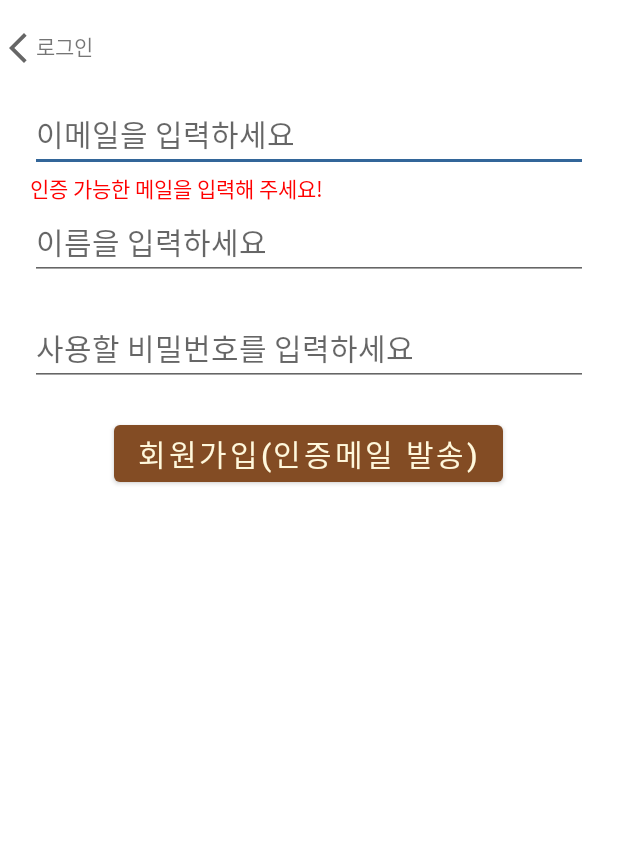
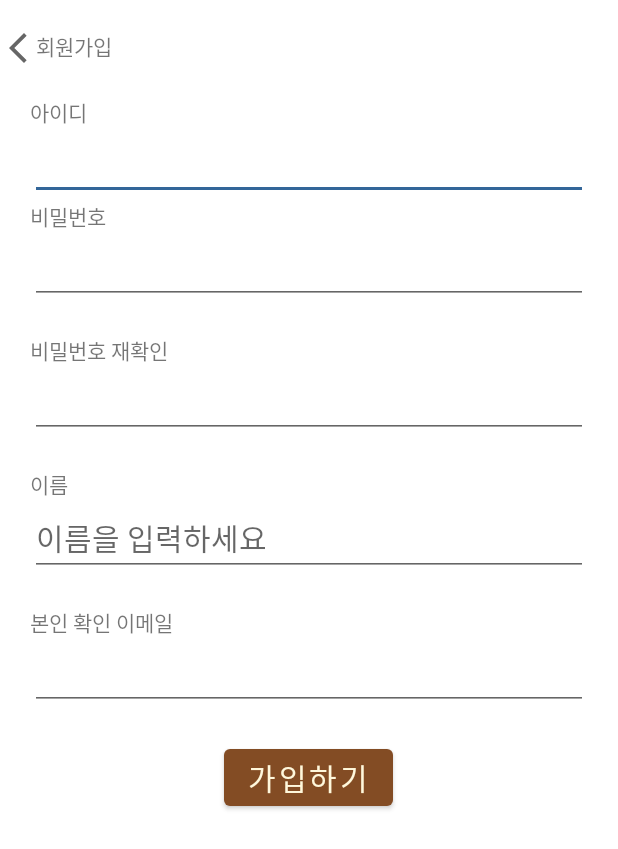
Before and after one commit to S2-2/DIY-Equipment-Application, an Android app: the SignupActivity screen opened directly, with no data from a screen before it, on a phone screen of 412 x 824 dp. Shown: the top 849 px of the screen. Run offline under Robolectric (Android 15) with nearby library versions, the phone set to English and light mode, and no system bars; our stand-ins replace Firebase (no records; nobody signed in at launch, a user with empty details on screens opened directly).

Commit message:
login, signup(xml)

```diff
--- a/app/src/main/res/layout/activity_login.xml
+++ b/app/src/main/res/layout/activity_login.xml
@@ -15,7 +15,7 @@
         android:padding="24dp"
         android:gravity="center"
         android:textSize="28dp"
-        android:text="로고\nor\n메인멘트" />
+        android:text="로고\nor\n메인멘트\n(나중에 이미지로 대체할 예정)" />
 
     <LinearLayout
         android:layout_width="match_parent"
@@ -25,7 +25,7 @@
             android:id="@+id/et_email"
             android:layout_width="match_parent"
             android:layout_height="wrap_content"
-            android:hint="이메일을 입력하세요"
+            android:hint="아이디를 입력하세요"
             android:inputType="textEmailAddress" />
     </LinearLayout>
 
--- a/app/src/main/res/layout/activity_signup.xml
+++ b/app/src/main/res/layout/activity_signup.xml
@@ -22,7 +22,7 @@
             android:layout_width="wrap_content"
             android:layout_height="wrap_content"
             android:layout_weight="1"
-            android:text="로그인" />
+            android:text="회원가입" />
     </LinearLayout>
 
 
@@ -32,47 +32,87 @@
         android:orientation="vertical"
         android:padding="20dp">
 
+        <TextView
+            android:id="@+id/textView11"
+            android:layout_width="match_parent"
+            android:layout_height="wrap_content"
+            android:text="아이디" />
+
         <EditText
             android:id="@+id/et_signupEmail"
             android:layout_width="match_parent"
             android:layout_height="wrap_content"
-            android:hint="이메일을 입력하세요"
+            android:hint=""
             android:inputType="textEmailAddress"
             android:textSize="20dp" />
+
         <TextView
-            android:id="@+id/textView8"
+            android:id="@+id/textView11"
             android:layout_width="match_parent"
             android:layout_height="wrap_content"
-            android:textColor="#FF0000"
-            android:text="인증 가능한 메일을 입력해 주세요!" />
+            android:text="비밀번호" />
+
+        <EditText
+            android:id="@+id/et_signupPwd"
+            android:layout_width="match_parent"
+            android:layout_height="wrap_content"
+            android:layout_marginBottom="20dp"
+            android:hint=""
+            android:inputType="textPassword"
+            android:textSize="20dp" />
+
+        <TextView
+            android:id="@+id/textView11"
+            android:layout_width="match_parent"
+            android:layout_height="wrap_content"
+            android:text="비밀번호 재확인" />
+
+        <EditText
+            android:id="@+id/et_signupPwd"
+            android:layout_width="match_parent"
+            android:layout_height="wrap_content"
+            android:layout_marginBottom="20dp"
+            android:hint=""
+            android:inputType="textPassword"
+            android:textSize="20dp" />
+
+        <TextView
+            android:id="@+id/textView11"
+            android:layout_width="match_parent"
+            android:layout_height="wrap_content"
+            android:text="이름" />
 
         <EditText
             android:id="@+id/et_signupName"
             android:layout_width="match_parent"
             android:layout_height="wrap_content"
+            android:layout_marginBottom="20dp"
             android:hint="이름을 입력하세요"
-            android:layout_marginBottom="20dp"
             android:inputType="text"
             android:textSize="20dp" />
 
-        <EditText
-            android:id="@+id/et_signupPwd"
+        <TextView
+            android:id="@+id/textView11"
             android:layout_width="match_parent"
             android:layout_height="wrap_content"
-            android:hint="사용할 비밀번호를 입력하세요"
+            android:text="본인 확인 이메일" />
+
+        <EditText
+            android:id="@+id/et_signupName"
+            android:layout_width="match_parent"
+            android:layout_height="wrap_content"
             android:layout_marginBottom="20dp"
-            android:inputType="textPassword"
+            android:hint=""
+            android:inputType="text"
             android:textSize="20dp" />
 
         <Button
             android:id="@+id/btn_signup"
             android:layout_width="wrap_content"
+            android:layout_height="wrap_content"
             android:layout_gravity="center"
-            android:layout_height="wrap_content"
-            android:text="회원가입(인증메일 발송)"
+            android:text="가입하기"
             android:textSize="20dp" />
-
-
 
     </LinearLayout>
 </LinearLayout>
```
